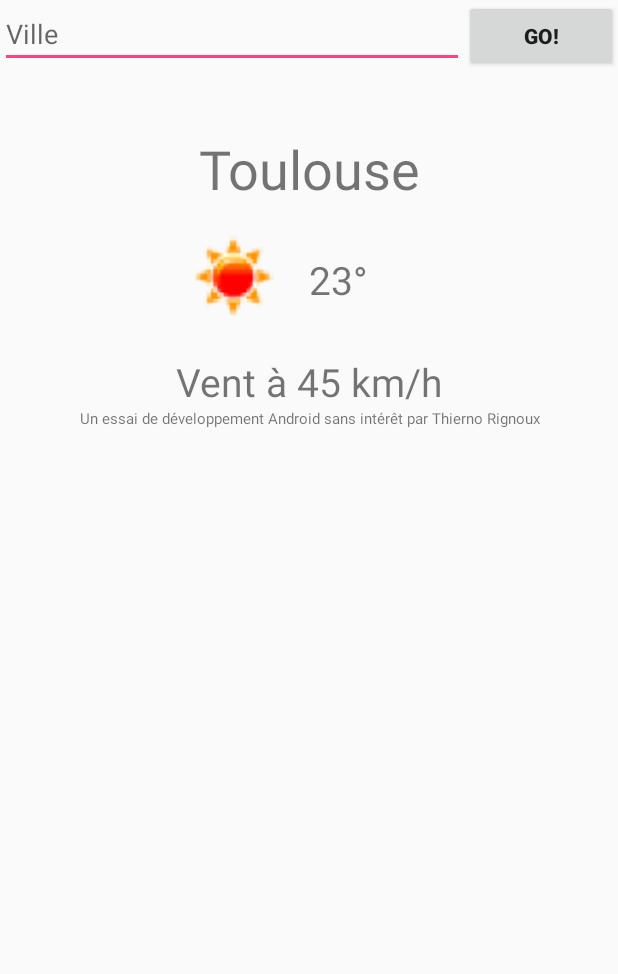
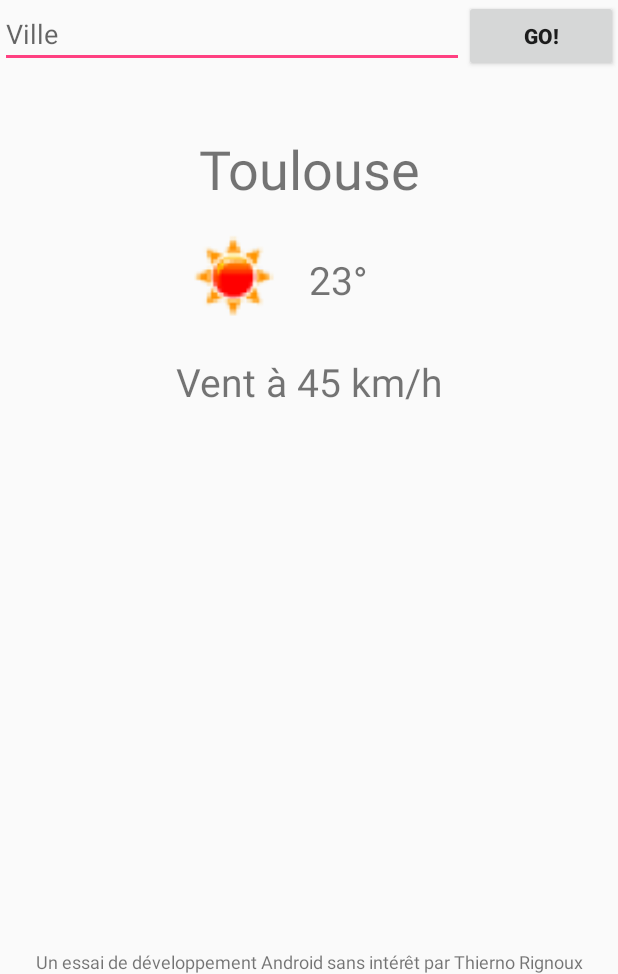
Before and after one commit to 317/HelloWeather, an Android app: the screen it shows after launch (MainActivity), on a phone screen of 412 x 824 dp, the part 262-1236 px from its top. Run offline under Robolectric (Android 15) with nearby library versions, the phone set to English and light mode, and no system bars.

Commit message:
Interface terminée

```diff
--- a/app/src/main/res/layout/activity_main.xml
+++ b/app/src/main/res/layout/activity_main.xml
@@ -24,7 +24,7 @@
             android:layout_height="wrap_content"
             android:layout_weight="1"
             android:hint="Ville"
-            android:inputType="numberDecimal" />
+            android:inputType="text" />
 
         <Button
             android:layout_width="fill_parent"
@@ -76,11 +76,17 @@
         android:textAlignment="center"
         android:textSize="26dp" />
 
-    <TextView
-        android:layout_width="match_parent"
+    <FrameLayout
+        android:layout_width="fill_parent"
         android:layout_height="wrap_content"
-        android:layout_gravity="bottom"
-        android:text="Un essai de développement Android sans intérêt par Thierno Rignoux"
-        android:textAlignment="center"
-        android:textSize="10dp" />
+        android:layout_weight="3">
+
+        <TextView
+            android:layout_width="fill_parent"
+            android:layout_height="wrap_content"
+            android:layout_gravity="bottom"
+            android:textAlignment="center"
+            android:text="Un essai de développement Android sans intérêt par Thierno Rignoux"
+            android:textSize="12dp" />
+    </FrameLayout>
 </LinearLayout>
```
